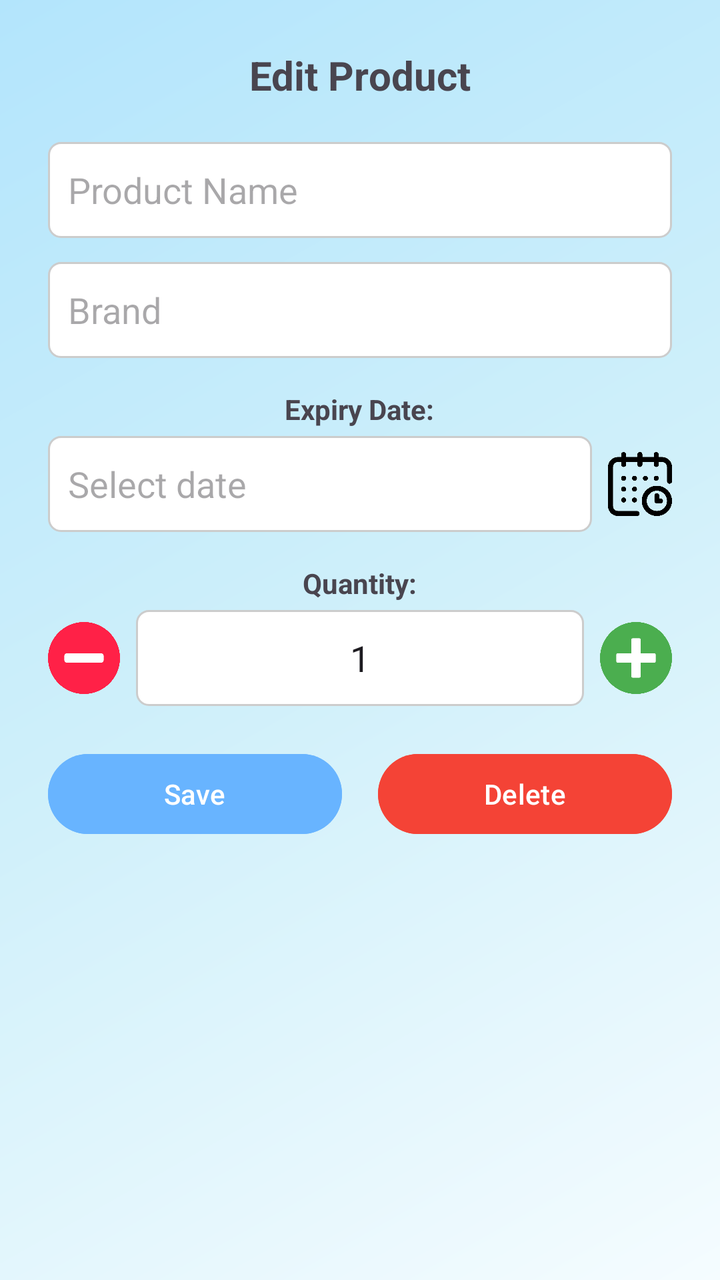
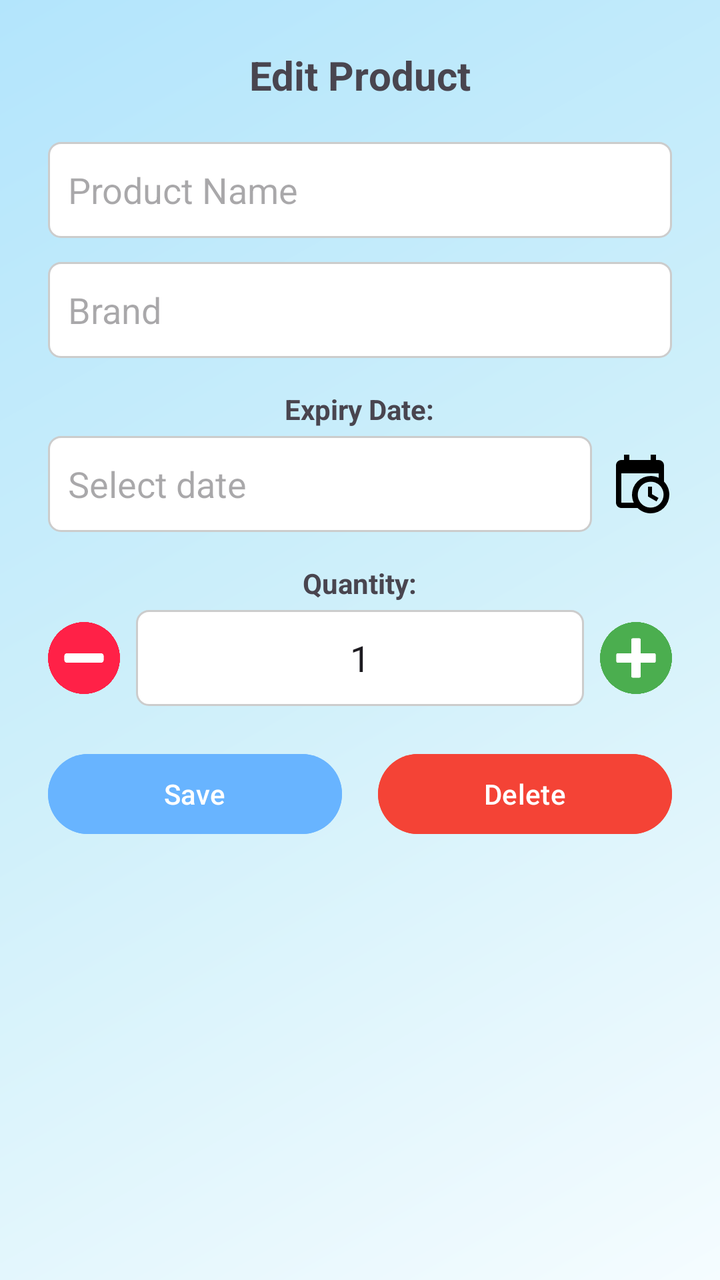

Two renders of the same Android screen: before a commit and after it. Below are the layout's source before the change and the commit's diff.
<!-- AndroidManifest.xml: application theme Theme.SmartFoodInventoryTracker -->
<!-- res/layout/dialog_shopping_product_details.xml -->
<?xml version="1.0" encoding="utf-8"?>
<LinearLayout
    xmlns:android="http://schemas.android.com/apk/res/android"
    android:layout_width="match_parent"
    android:layout_height="wrap_content"
    android:orientation="vertical"
    android:padding="24dp"
    android:gravity="center_horizontal"
    android:background="@drawable/dialog_background">

    
    <TextView
        android:id="@+id/editDialogTitle"
        android:layout_width="wrap_content"
        android:layout_height="wrap_content"
        android:text="Edit Product"
        android:textSize="20sp"
        android:textStyle="bold"
        android:layout_marginBottom="20dp" />

    
    <EditText
        android:id="@+id/nameInput"
        android:layout_width="match_parent"
        android:layout_height="48dp"
        android:layout_marginBottom="12dp"
        android:background="@drawable/edittext_background"
        android:hint="Product Name"
        android:padding="10dp" />

    
    <EditText
        android:id="@+id/brandInput"
        android:layout_width="match_parent"
        android:layout_height="48dp"
        android:layout_marginBottom="16dp"
        android:background="@drawable/edittext_background"
        android:hint="Brand"
        android:padding="10dp" />

    
    <TextView
        android:id="@+id/expiryLabel"
        android:layout_width="wrap_content"
        android:layout_height="wrap_content"
        android:layout_marginBottom="4dp"
        android:text="Expiry Date:"
        android:textSize="14sp"
        android:textStyle="bold" />

    <LinearLayout
        android:layout_width="match_parent"
        android:layout_height="wrap_content"
        android:orientation="horizontal"
        android:gravity="center_vertical"
        android:layout_marginBottom="16dp">

        <EditText
            android:id="@+id/expiryInput"
            android:layout_width="0dp"
            android:layout_weight="1"
            android:layout_height="48dp"
            android:background="@drawable/edittext_background"
            android:padding="10dp"
            android:hint="Select date"
            android:inputType="none"
            android:focusable="false"
            android:clickable="true" />

        <ImageView
            android:id="@+id/calendarIcon"
            android:layout_width="32dp"
            android:layout_height="32dp"
            android:layout_marginStart="8dp"
            android:src="@drawable/ic_calendar"
            android:contentDescription="Pick date" />
    </LinearLayout>

    
    <TextView
        android:id="@+id/quantityLabel"
        android:layout_width="wrap_content"
        android:layout_height="wrap_content"
        android:layout_marginBottom="4dp"
        android:text="Quantity:"
        android:textSize="14sp"
        android:textStyle="bold" />

    
    <LinearLayout
        android:layout_width="match_parent"
        android:layout_height="wrap_content"
        android:layout_marginBottom="20dp"
        android:gravity="center_vertical"
        android:orientation="horizontal">

        <ImageView
            android:id="@+id/quantityMinus"
            android:layout_width="36dp"
            android:layout_height="36dp"
            android:contentDescription="Decrease quantity"
            android:src="@drawable/ic_minus" />

        <EditText
            android:id="@+id/quantityInput"
            android:layout_width="0dp"
            android:layout_height="48dp"
            android:layout_weight="1"
            android:layout_marginHorizontal="8dp"
            android:background="@drawable/edittext_background"
            android:gravity="center"
            android:inputType="number"
            android:text="1"
            android:padding="10dp" />

        <ImageView
            android:id="@+id/quantityPlus"
            android:layout_width="36dp"
            android:layout_height="36dp"
            android:contentDescription="Increase quantity"
            android:src="@drawable/ic_plus" />
    </LinearLayout>

    
    <LinearLayout
        android:layout_width="match_parent"
        android:layout_height="wrap_content"
        android:orientation="horizontal"
        android:layout_marginBottom="12dp">

        <Button
            android:id="@+id/btnDone"
            android:layout_width="0dp"
            android:layout_marginRight="10dp"
            android:layout_height="wrap_content"
            android:layout_weight="1"
            android:backgroundTint="@color/blue"
            android:text="Save"
            android:textColor="@android:color/white" />

        <Button
            android:id="@+id/btnDelete"
            android:layout_width="0dp"
            android:layout_marginLeft="10dp"
            android:layout_height="wrap_content"
            android:layout_weight="1"
            android:layout_marginStart="8dp"
            android:backgroundTint="@color/red"
            android:text="Delete"
            android:textColor="@android:color/white" />
    </LinearLayout>

</LinearLayout>
<!-- resources referenced by this layout -->
<resources>
  <color name="blue">#68b4ff</color>
  <color name="red">#F44336</color>
  <!-- drawable dialog_background (drawable) -->
  <?xml version="1.0" encoding="utf-8"?>
  <shape xmlns:android="http://schemas.android.com/apk/res/android">
    
  </shape>
  <!-- drawable edittext_background (drawable) -->
  <?xml version="1.0" encoding="utf-8"?>
  <shape xmlns:android="http://schemas.android.com/apk/res/android" android:shape="rectangle">
      <solid android:color="@android:color/white"/>
      <stroke android:width="1dp" android:color="#CCCCCC"/>
      <corners android:radius="6dp"/>
  </shape>
  <!-- drawable ic_calendar: png bitmap (drawable, 16060 bytes) -->
  <!-- drawable ic_minus: png bitmap (drawable, 13361 bytes) -->
  <!-- drawable ic_plus: png bitmap (drawable, 14592 bytes) -->
  <style name="Theme.SmartFoodInventoryTracker" parent="Base.Theme.SmartFoodInventoryTracker" />
  <style name="Base.Theme.SmartFoodInventoryTracker" parent="Theme.Material3.DayNight.NoActionBar">
          
          <item name="colorPrimary">@color/blue</item>
          <item name="colorOnPrimary">@android:color/white</item>
  
          
          <item name="android:windowBackground">@drawable/bg_shiny_blue</item>
  
          
          <item name="android:statusBarColor">@color/blue</item>
  
          
          <item name="toolbarStyle">@style/CustomToolbar</item>
  
      </style>
  <!-- drawable bg_shiny_blue (drawable) -->
  <?xml version="1.0" encoding="utf-8"?>
  <layer-list xmlns:android="http://schemas.android.com/apk/res/android">
  
      
      <item>
          <shape android:shape="rectangle">
              <solid android:color="#E3F2FD" /> 
          </shape>
      </item>
  
      
      <item>
          <shape android:shape="rectangle">
              <gradient
                  android:type="linear"
                  android:angle="135"
                  android:startColor="#F5FCFF"
              android:centerColor="#D0F0FA"
              android:endColor="#B3E5FC"
              android:useLevel="false" />
              <alpha android:value="0.3" />
          </shape>
      </item>
  
  </layer-list>
  <style name="CustomToolbar" parent="Widget.Material3.Toolbar">
          <item name="android:background">@color/blue</item>
          <item name="titleTextColor">@android:color/white</item>
          <item name="subtitleTextColor">@android:color/white</item>
      </style>
</resources>

<!-- the commit's change to res/layout/dialog_shopping_product_details.xml (unified diff, before → after) -->
@@ -72,7 +72,7 @@
             android:layout_width="32dp"
             android:layout_height="32dp"
             android:layout_marginStart="8dp"
-            android:src="@drawable/ic_calendar"
+            android:src="@drawable/ic_calender"
             android:contentDescription="Pick date" />
     </LinearLayout>
 
<!-- resource entries referenced after the edit -->
@@ -14,7 +14,8 @@
       <stroke android:width="1dp" android:color="#CCCCCC"/>
       <corners android:radius="6dp"/>
   </shape>
-  <!-- drawable ic_calendar: png bitmap (drawable, 16060 bytes) -->
+  <!-- drawable ic_calender (drawable) -->
+  <vector xmlns:android="http://schemas.android.com/apk/res/android" android:height="24dp" android:width="24dp" android:viewportWidth="24" android:viewportHeight="24"><path android:fillColor="#000000" android:pathData="M15,13H16.5V15.82L18.94,17.23L18.19,18.53L15,16.69V13M19,8H5V19H9.67C9.24,18.09 9,17.07 9,16A7,7 0 0,1 16,9C17.07,9 18.09,9.24 19,9.67V8M5,21C3.89,21 3,20.1 3,19V5C3,3.89 3.89,3 5,3H6V1H8V3H16V1H18V3H19A2,2 0 0,1 21,5V11.1C22.24,12.36 23,14.09 23,16A7,7 0 0,1 16,23C14.09,23 12.36,22.24 11.1,21H5M16,11.15A4.85,4.85 0 0,0 11.15,16C11.15,18.68 13.32,20.85 16,20.85A4.85,4.85 0 0,0 20.85,16C20.85,13.32 18.68,11.15 16,11.15Z" /></vector>
   <!-- drawable ic_minus: png bitmap (drawable, 13361 bytes) -->
   <!-- drawable ic_plus: png bitmap (drawable, 14592 bytes) -->
   <style name="Theme.SmartFoodInventoryTracker" parent="Base.Theme.SmartFoodInventoryTracker" />
